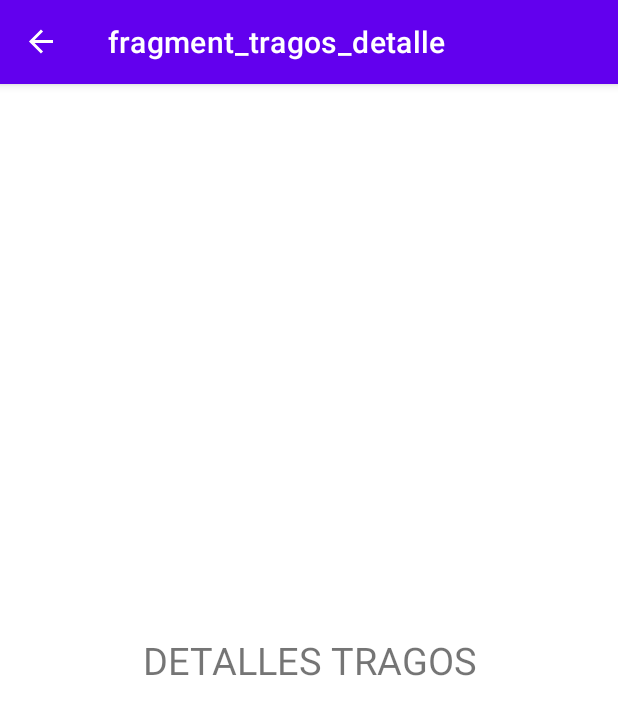
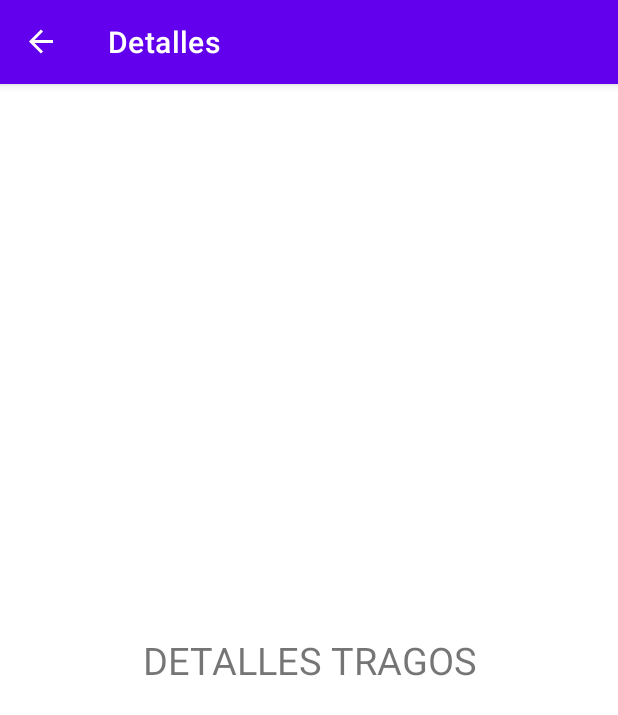
Before and after one commit to malgus79/Ch_MyDrinksApp, an Android app: the screen it shows after launch (MainActivity), after a tap on "IR A DETALLE", on a phone screen of 412 x 824 dp. Shown: the top 715 px of the screen. Run offline under Robolectric (Android 15) with nearby library versions, the phone set to English and light mode, and no system bars; our stand-ins replace navigation-ui.

```diff
--- a/app/src/main/java/com/mydrinksapp/MainActivity.kt
+++ b/app/src/main/java/com/mydrinksapp/MainActivity.kt
@@ -19,12 +19,12 @@ class MainActivity : AppCompatActivity() {
 
         val navHostFragment =
             supportFragmentManager.findFragmentById(R.id.nav_host_fragment) as NavHostFragment
-        val navController = navHostFragment.navController
+        navController = navHostFragment.navController
         //navController = findNavController(R.id.nav_host_fragment)
         NavigationUI.setupActionBarWithNavController(this, navController)
     }
 
-    override fun onNavigateUp(): Boolean {
+    override fun onSupportNavigateUp(): Boolean {
         return navController.navigateUp()
     }
 }
--- a/app/src/main/res/navigation/main_graph.xml
+++ b/app/src/main/res/navigation/main_graph.xml
@@ -8,8 +8,8 @@
     <fragment
         android:id="@+id/mainFragment"
         android:name="com.mydrinksapp.ui.MainFragment"
-        android:label="fragment_main"
-        tools:layout="@layout/fragment_main" >
+        android:label="Tragos"
+        tools:layout="@layout/fragment_main">
         <action
             android:id="@+id/action_mainFragment_to_tragosDetalleFragment"
             app:destination="@id/tragosDetalleFragment" />
@@ -17,6 +17,6 @@
     <fragment
         android:id="@+id/tragosDetalleFragment"
         android:name="com.mydrinksapp.ui.TragosDetalleFragment"
-        android:label="fragment_tragos_detalle"
+        android:label="Detalles"
         tools:layout="@layout/fragment_tragos_detalle" />
 </navigation>
```
